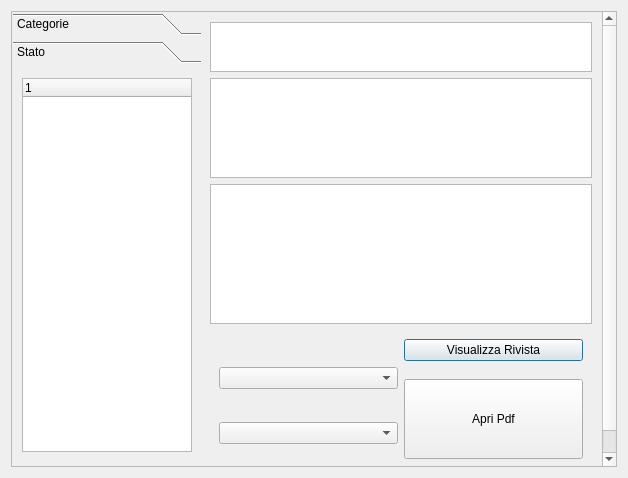
Qt form bookmarkgui.ui (simon-r/LeScienze500) before a commit.
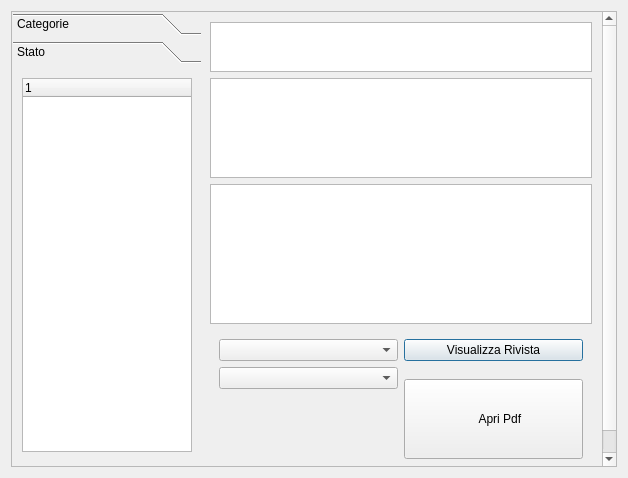
The same form after that commit. The open tabs and pages were chosen to show the change. Icons and pictures are not drawn.

What changed in the file:
```diff
--- a/bookmarkgui.ui
+++ b/bookmarkgui.ui
@@ -208,14 +208,21 @@
                 </size>
                </property>
                <property name="text">
-                <string>Apri Pdf</string>
+                <string>    Apri Pdf</string>
+               </property>
+               <property name="icon">
+                <iconset resource="crystal.qrc">
+                 <normaloff>:/icons/crystal/pdf_icon.jpg</normaloff>:/icons/crystal/pdf_icon.jpg</iconset>
+               </property>
+               <property name="iconSize">
+                <size>
+                 <width>40</width>
+                 <height>40</height>
+                </size>
                </property>
               </widget>
              </item>
-             <item row="4" column="0">
-              <widget class="QComboBox" name="State"/>
-             </item>
-             <item row="2" column="0">
+             <item row="1" column="0">
               <widget class="QComboBox" name="Evaluation">
                <property name="locale">
                 <locale language="Italian" country="Switzerland"/>
@@ -225,6 +232,9 @@
                </property>
               </widget>
              </item>
+             <item row="2" column="0">
+              <widget class="QComboBox" name="State"/>
+             </item>
             </layout>
            </widget>
           </item>
```
Left out of the diff: 12 changed lines with no effect on the pictures.
